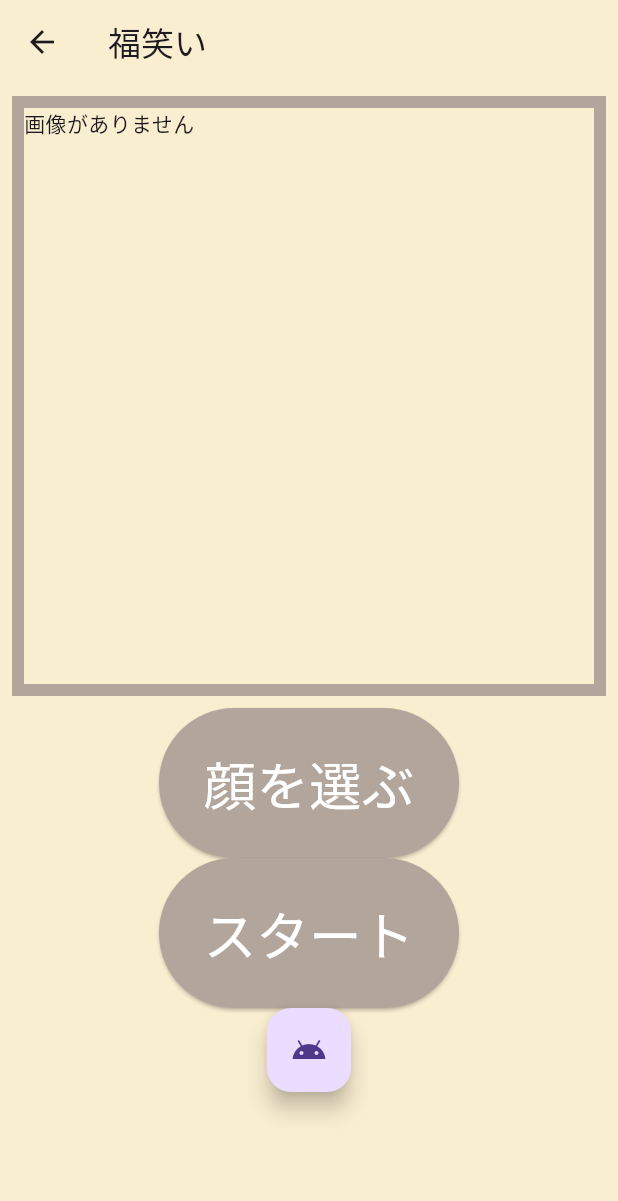
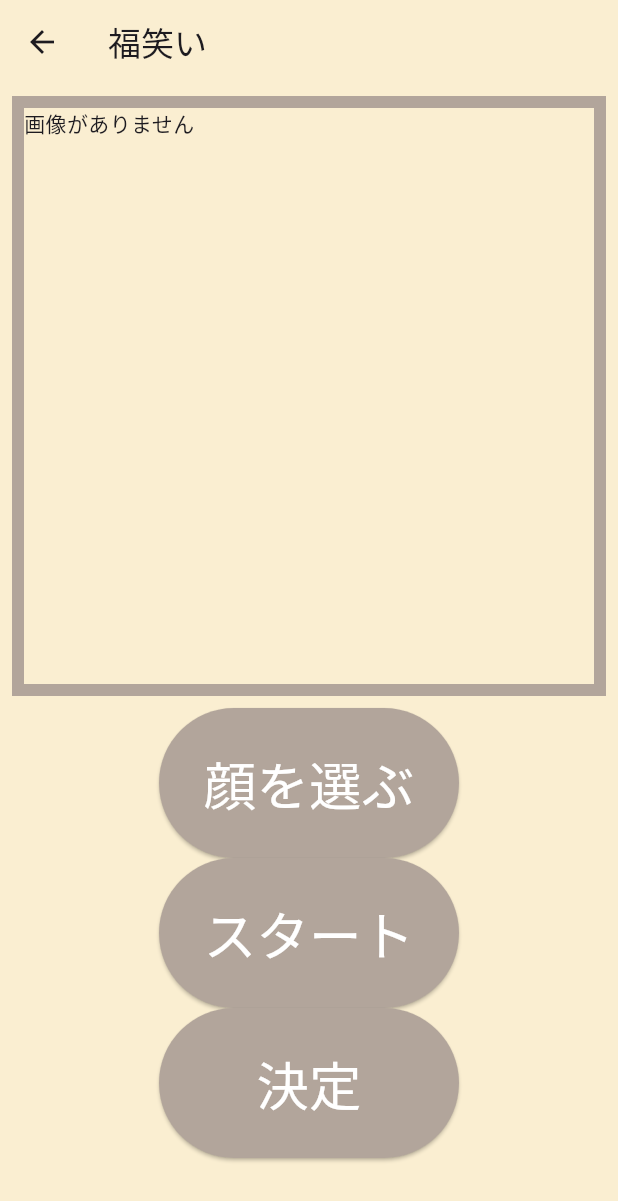
Before and after one commit to horikawa0107/Flutter, a Flutter app: the SelectPage screen opened directly, on a phone screen of 412 x 824 dp. Shown: the top 1201 px of the screen. Run offline on Flutter 3.47's test engine with Material 3 defaults, Android fonts, the phone set to English and light mode, and no system bars; our stand-ins replace cloud_firestore, firebase_auth, firebase_core, firebase_storage, image_picker; missing offline and left inert: crop_your_image, google_mlkit_commons, google_mlkit_face_detection; accounts and stored records are empty.

Commit message:
height_width__adgust

```diff
--- a/sample2/lib/select.dart
+++ b/sample2/lib/select.dart
@@ -521,13 +521,19 @@ class _SelectPageState extends State<SelectPage> {
                     ));
                   },
                 ),
-
-                FloatingActionButton(
-                  onPressed: _loadImage2,
-                  tooltip: 'crop image From assets',
-                  child: Icon(Icons.android),
+                ElevatedButton(
+                  child: const Text('決定',
+                    style: TextStyle(
+                      fontSize: 35,
+                    ),
+                  ),
+                  style: ElevatedButton.styleFrom(
+                    fixedSize: Size(200, 100),
+                    backgroundColor: Color(0xFFB2A59B), // ボタンの背景色
+                    foregroundColor: Colors.white,
+                  ),
+                  onPressed: _loadImage2
                 ),
-
               ],
             )
           ],
```
Also changed, not shown: sample2/lib/game.dart (+27 -12 lines).
